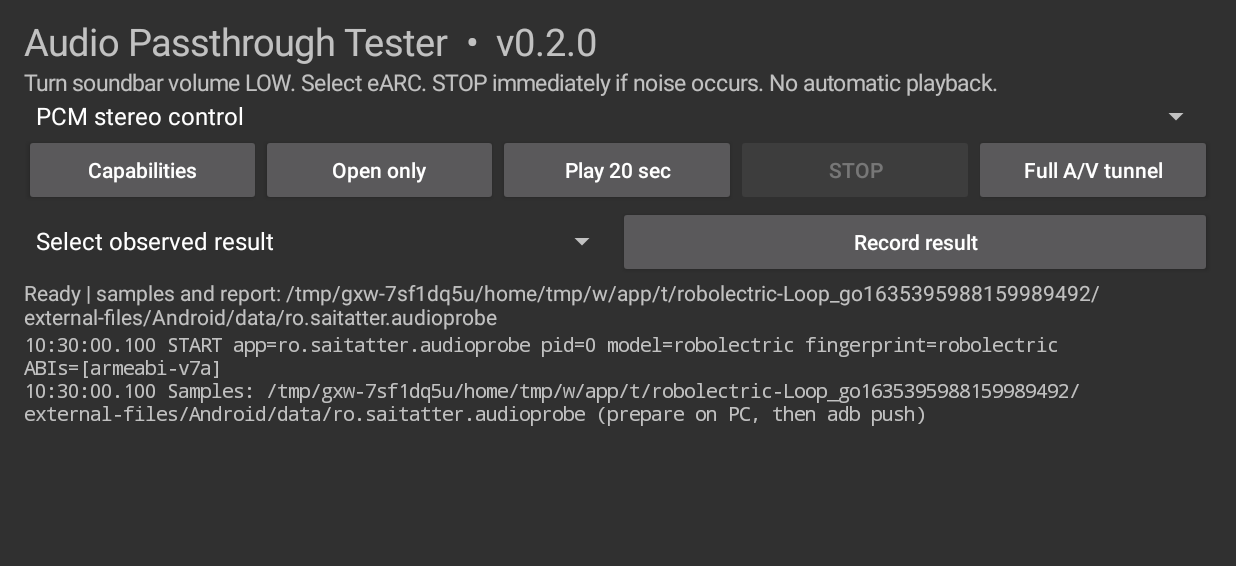
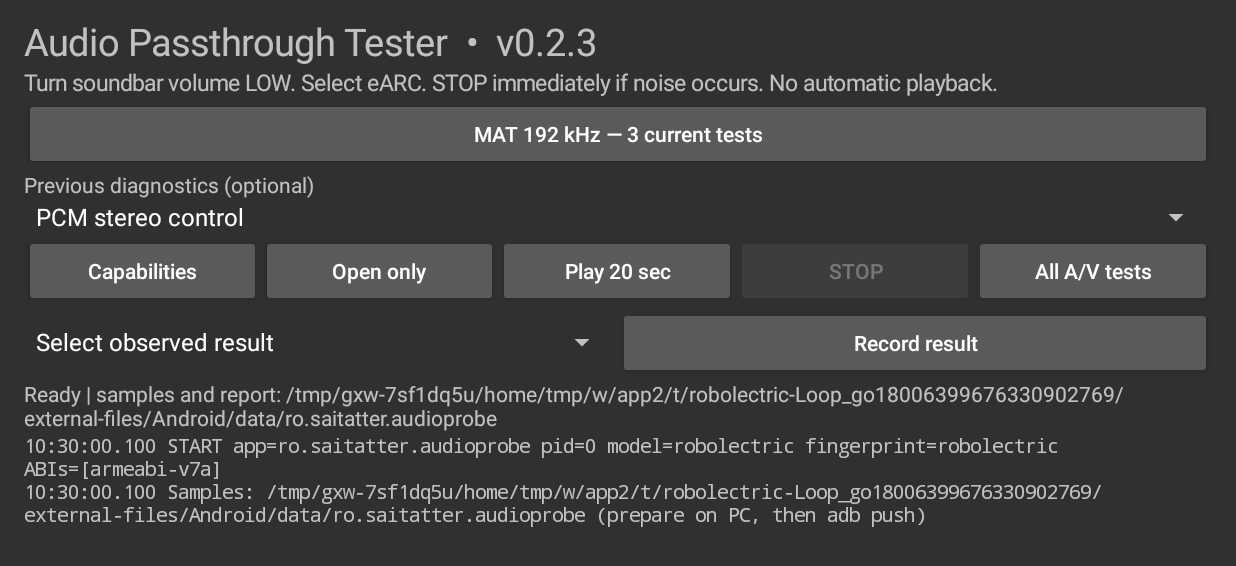
Before and after one commit to johnfromul/philips-earc-passthrough-research, an Android app: the screen it shows after launch (MainActivity), on a phone screen of 824 x 412 dp (held sideways). Shown: the top 566 px of the screen. Run offline under Robolectric (Android 15) with nearby library versions, the phone set to English and light mode, and no system bars.

Commit message:
v0.2.3: expose current MAT tests in dedicated TV-friendly screen

```diff
--- a/app/build.gradle
+++ b/app/build.gradle
@@ -6,8 +6,8 @@ android {
         applicationId 'ro.saitatter.audioprobe'
         minSdk 31
         targetSdk 34
-        versionCode 4
-        versionName '0.2.2'
+        versionCode 5
+        versionName '0.2.3'
     }
     compileOptions {
         sourceCompatibility JavaVersion.VERSION_11
--- a/app/src/main/AndroidManifest.xml
+++ b/app/src/main/AndroidManifest.xml
@@ -1,4 +1,4 @@
-<manifest xmlns:android="http://schemas.android.com/apk/res/android" package="ro.saitatter.audioprobe" android:versionCode="4" android:versionName="0.2.2">
+<manifest xmlns:android="http://schemas.android.com/apk/res/android" package="ro.saitatter.audioprobe" android:versionCode="5" android:versionName="0.2.3">
     <uses-sdk android:minSdkVersion="31" android:targetSdkVersion="34"/>
     <uses-feature android:name="android.software.leanback" android:required="false"/>
     <uses-feature android:name="android.hardware.touchscreen" android:required="false"/>
--- a/app/src/main/java/ro/saitatter/audioprobe/MainActivity.java
+++ b/app/src/main/java/ro/saitatter/audioprobe/MainActivity.java
@@ -29,7 +29,7 @@ public final class MainActivity extends Activity {
     private Spinner modes, outcome;
     private TextView output, state;
     private ScrollView scroll;
-    private Button inspect, open, play, stop, mark, tunnel;
+    private Button inspect, open, play, stop, mark, tunnel, matTunnel;
     private AudioManager manager;
     private final Object logLock=new Object();
 
@@ -42,21 +42,26 @@ public final class MainActivity extends Activity {
         if(dir==null) dir=getFilesDir();
         logFile=new File(dir,"probe.log");
         LinearLayout root=new LinearLayout(this); root.setOrientation(LinearLayout.VERTICAL); root.setPadding(24,16,24,16);
-        TextView title=new TextView(this); title.setText("Audio Passthrough Tester  •  v0.2.0"); title.setTextSize(25); root.addView(title);
+        TextView title=new TextView(this); title.setText("Audio Passthrough Tester  •  v0.2.3"); title.setTextSize(25); root.addView(title);
         TextView warn=new TextView(this); warn.setText("Turn soundbar volume LOW. Select eARC. STOP immediately if noise occurs. No automatic playback."); warn.setTextSize(15); root.addView(warn);
+        matTunnel=new Button(this);
+        matTunnel.setText("MAT 192 kHz — 3 current tests"); matTunnel.setAllCaps(false);
+        matTunnel.setOnClickListener(v->startActivity(new android.content.Intent(this,TunnelActivity.class).putExtra(TunnelActivity.EXTRA_MAT_ONLY,true)));
+        root.addView(matTunnel,new LinearLayout.LayoutParams(-1,-2));
+        TextView previous=new TextView(this); previous.setText("Previous diagnostics (optional)"); root.addView(previous);
         modes=new Spinner(this); ArrayAdapter<ProbeMode> choices=new ArrayAdapter<>(this,android.R.layout.simple_spinner_item,ProbeMode.values()); choices.setDropDownViewResource(android.R.layout.simple_spinner_dropdown_item); modes.setAdapter(choices); root.addView(modes);
         LinearLayout buttons=new LinearLayout(this); root.addView(buttons);
         inspect=button(buttons,"Capabilities",v->runJob(this::capabilities));
         open=button(buttons,"Open only",v->{ ProbeMode m=selected(); runJob(()->test(m,false)); });
         play=button(buttons,"Play 20 sec",v->confirm());
         stop=button(buttons,"STOP",v->{ cancel=true; log("USER STOP requested"); }); stop.setEnabled(false);
-        tunnel=button(buttons,"Full A/V tunnel",v->startActivity(new android.content.Intent(this,TunnelActivity.class)));
+        tunnel=button(buttons,"All A/V tests",v->startActivity(new android.content.Intent(this,TunnelActivity.class)));
         LinearLayout results=new LinearLayout(this); root.addView(results);
         outcome=new Spinner(this); ArrayAdapter<String> options=new ArrayAdapter<>(this,android.R.layout.simple_spinner_item,new String[]{"Select observed result","Dolby Atmos + normal sound","Dolby Surround + normal sound","PCM + normal sound","No sound","Beep / noise","Other / failed"}); options.setDropDownViewResource(android.R.layout.simple_spinner_dropdown_item); outcome.setAdapter(options); results.addView(outcome,new LinearLayout.LayoutParams(0,-2,1));
         mark=button(results,"Record result",v->{ if(outcome.getSelectedItemPosition()>0) log("OBSERVED by user ["+selected().name()+"]: "+outcome.getSelectedItem()); });
         state=new TextView(this); root.addView(state); state.setText("Ready | samples and report: "+dir);
         scroll=new ScrollView(this); output=new TextView(this); output.setTextSize(13); output.setTypeface(android.graphics.Typeface.MONOSPACE); output.setTextIsSelectable(false); scroll.addView(output); root.addView(scroll,new LinearLayout.LayoutParams(-1,0,1));
-        setContentView(root); inspect.requestFocus();
+        setContentView(root); matTunnel.requestFocus();
         log("START app="+getPackageName()+" pid="+android.os.Process.myPid()+" model="+Build.MODEL+" fingerprint="+Build.FINGERPRINT+" ABIs="+Arrays.toString(Build.SUPPORTED_ABIS));
         log("Samples: "+dir+" (prepare on PC, then adb push)");
     }
@@ -78,7 +83,7 @@ public final class MainActivity extends Activity {
         if(busy) return; busy=true; cancel=false; controls(false);
         worker.execute(()->{try{job.run();}catch(Exception e){log("FAIL: "+e.getClass().getSimpleName()+": "+e.getMessage()); Log.e(TAG,"Job failed",e);}finally{runOnUiThread(()->{busy=false; controls(true);});}});
     }
-    private void controls(boolean enabled){ tunnel.setEnabled(enabled); inspect.setEnabled(enabled); open.setEnabled(enabled); play.setEnabled(enabled); modes.setEnabled(enabled); mark.setEnabled(enabled); stop.setEnabled(!enabled); state.setText(enabled?"Ready | result: "+logFile:"Running — press STOP if noise occurs"); if(!enabled)stop.requestFocus(); else play.requestFocus(); }
+    private void controls(boolean enabled){ tunnel.setEnabled(enabled); matTunnel.setEnabled(enabled); inspect.setEnabled(enabled); open.setEnabled(enabled); play.setEnabled(enabled); modes.setEnabled(enabled); mark.setEnabled(enabled); stop.setEnabled(!enabled); state.setText(enabled?"Ready | result: "+logFile:"Running — press STOP if noise occurs"); if(!enabled)stop.requestFocus(); else play.requestFocus(); }
     private String device(AudioDeviceInfo d) {return d==null?"none":("id="+d.getId()+" type="+d.getType()+" name="+d.getProductName());}
     private void capabilities(){
         log("=== CAPABILITIES ===");
```
Also changed, not shown: app/src/main/java/ro/saitatter/audioprobe/TunnelActivity.java (+8 -3 lines), 2 other files.
